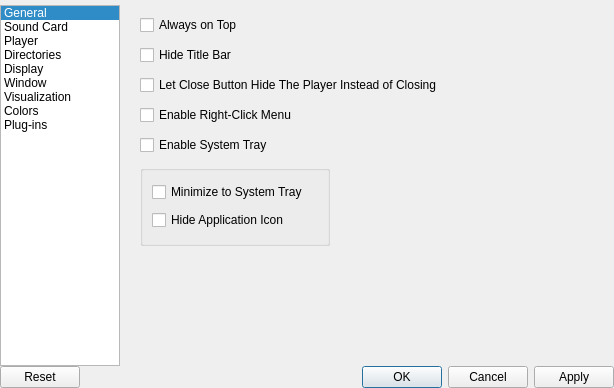
The window that ui/SetupWindow.ui (ModPlugPlayer/ModPlugPlayer) describes before a commit, drawn with Qt 5.
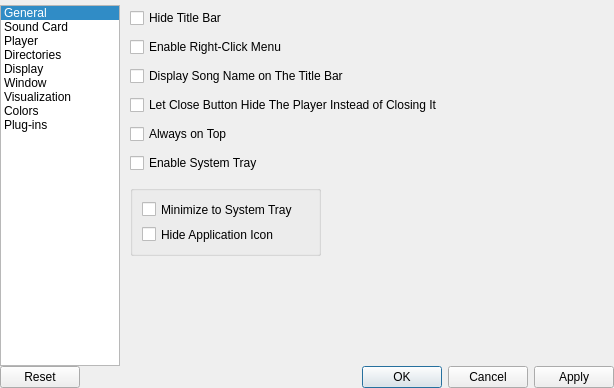
The same window after the commit. The open tabs and pages were chosen to show the change. Icons and pictures are not drawn. Custom widgets are drawn as their Qt base class.

```diff
--- a/ui/SetupWindow.ui
+++ b/ui/SetupWindow.ui
@@ -1238,78 +1238,13 @@
           </widget>
          </widget>
          <widget class="QWidget" name="windowPage">
-          <widget class="QCheckBox" name="checkBoxAlwaysOnTop">
-           <property name="geometry">
-            <rect>
-             <x>20</x>
-             <y>10</y>
-             <width>221</width>
-             <height>20</height>
-            </rect>
-           </property>
-           <property name="text">
-            <string>Always on Top</string>
-           </property>
-          </widget>
-          <widget class="QCheckBox" name="checkBoxHideTitleBar">
-           <property name="geometry">
-            <rect>
-             <x>20</x>
-             <y>40</y>
-             <width>111</width>
-             <height>20</height>
-            </rect>
-           </property>
-           <property name="text">
-            <string>Hide Title Bar</string>
-           </property>
-          </widget>
-          <widget class="QCheckBox" name="checkBoxHideByCloseButton">
-           <property name="geometry">
-            <rect>
-             <x>20</x>
-             <y>70</y>
-             <width>351</width>
-             <height>20</height>
-            </rect>
-           </property>
-           <property name="text">
-            <string>Let Close Button Hide The Player Instead of Closing</string>
-           </property>
-          </widget>
-          <widget class="QCheckBox" name="checkBoxEnableRightClickMenu">
-           <property name="geometry">
-            <rect>
-             <x>20</x>
-             <y>100</y>
-             <width>181</width>
-             <height>20</height>
-            </rect>
-           </property>
-           <property name="text">
-            <string>Enable Right-Click Menu</string>
-           </property>
-          </widget>
-          <widget class="QCheckBox" name="checkBoxEnableSystemTray">
-           <property name="geometry">
-            <rect>
-             <x>20</x>
-             <y>130</y>
-             <width>151</width>
-             <height>20</height>
-            </rect>
-           </property>
-           <property name="text">
-            <string>Enable System Tray</string>
-           </property>
-          </widget>
           <widget class="QGroupBox" name="groupBoxSystemTray">
            <property name="geometry">
             <rect>
-             <x>20</x>
-             <y>160</y>
-             <width>190</width>
-             <height>81</height>
+             <x>10</x>
+             <y>180</y>
+             <width>191</width>
+             <height>71</height>
             </rect>
            </property>
            <property name="title">
@@ -1332,6 +1267,60 @@
             </item>
            </layout>
           </widget>
+          <widget class="QWidget" name="verticalLayoutWidget">
+           <property name="geometry">
+            <rect>
+             <x>10</x>
+             <y>0</y>
+             <width>347</width>
+             <height>171</height>
+            </rect>
+           </property>
+           <layout class="QVBoxLayout" name="verticalLayout_5">
+            <item>
+             <widget class="QCheckBox" name="checkBoxHideTitleBar">
+              <property name="text">
+               <string>Hide Title Bar</string>
+              </property>
+             </widget>
+            </item>
+            <item>
+             <widget class="QCheckBox" name="checkBoxEnableRightClickMenu">
+              <property name="text">
+               <string>Enable Right-Click Menu</string>
+              </property>
+             </widget>
+            </item>
+            <item>
+             <widget class="QCheckBox" name="checkSongNameOnTitleBar">
+              <property name="text">
+               <string>Display Song Name on The Title Bar</string>
+              </property>
+             </widget>
+            </item>
+            <item>
+             <widget class="QCheckBox" name="checkBoxHideByCloseButton">
+              <property name="text">
+               <string>Let Close Button Hide The Player Instead of Closing It</string>
+              </property>
+             </widget>
+            </item>
+            <item>
+             <widget class="QCheckBox" name="checkBoxAlwaysOnTop">
+              <property name="text">
+               <string>Always on Top</string>
+              </property>
+             </widget>
+            </item>
+            <item>
+             <widget class="QCheckBox" name="checkBoxEnableSystemTray">
+              <property name="text">
+               <string>Enable System Tray</string>
+              </property>
+             </widget>
+            </item>
+           </layout>
+          </widget>
          </widget>
          <widget class="QWidget" name="visualizationPage"/>
          <widget class="QWidget" name="colorsPage"/>
```
Left out of the diff: 2 changed lines with no effect on the pictures.
